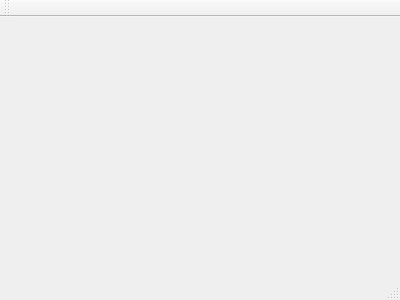
First picture: the form in mainwindow.ui, repository GodofTheFallen/DMFB-Simulator, before the edit.
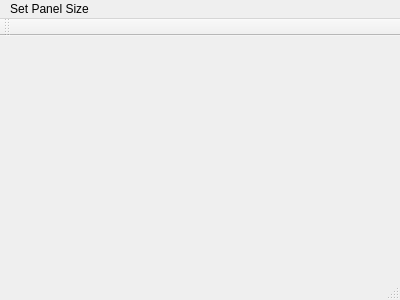
Second picture: the form after the edit.

```diff
--- a/mainwindow.ui
+++ b/mainwindow.ui
@@ -12,13 +12,38 @@
   <property name="windowTitle" >
    <string>MainWindow</string>
   </property>
-  <widget class="QMenuBar" name="menuBar" />
-  <widget class="QToolBar" name="mainToolBar" />
-  <widget class="QWidget" name="centralWidget" />
-  <widget class="QStatusBar" name="statusBar" />
+  <widget class="QWidget" name="centralWidget"/>
+  <widget class="QMenuBar" name="menuBar">
+   <property name="geometry">
+    <rect>
+     <x>0</x>
+     <y>0</y>
+     <width>400</width>
+     <height>22</height>
+    </rect>
+   </property>
+   <widget class="QMenu" name="menu">
+    <property name="title">
+     <string>Set Panel Size</string>
+    </property>
+   </widget>
+   <addaction name="menu"/>
+  </widget>
+  <widget class="QStatusBar" name="statusBar">
+   <property name="enabled">
+    <bool>true</bool>
+   </property>
+  </widget>
+  <widget class="QToolBar" name="mainToolBar">
+   <attribute name="toolBarArea">
+    <enum>TopToolBarArea</enum>
+   </attribute>
+   <attribute name="toolBarBreak">
+    <bool>false</bool>
+   </attribute>
+  </widget>
  </widget>
- <layoutDefault spacing="6" margin="11" />
- <pixmapfunction></pixmapfunction>
+ <layoutdefault spacing="6" margin="11"/>
  <resources/>
  <connections/>
 </ui>
```
Left out of the diff: 7 changed lines with no effect on the pictures.
